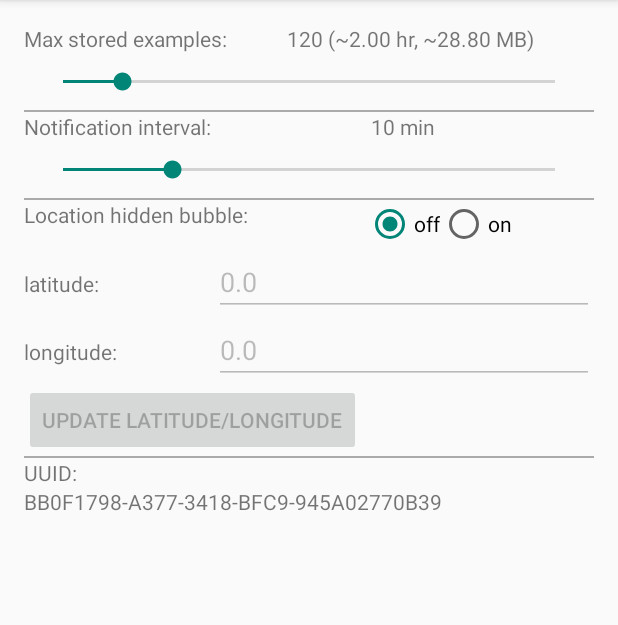
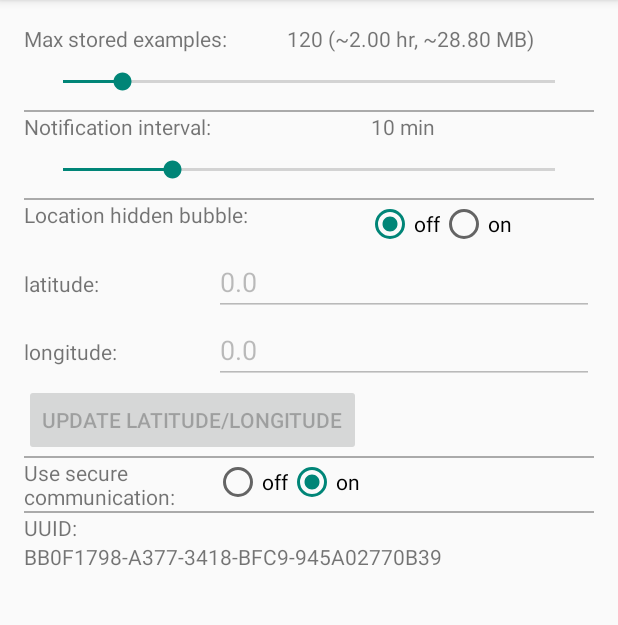
Before and after one commit to cal-ucsd/ExtraSensoryAndroid, an Android app: the screen it shows after launch (SettingsActivity), in the options menu, after a tap on "Settings", on a phone screen of 412 x 824 dp, the part 84-709 px from its top. Run offline under Robolectric (Android 15) with nearby library versions, the phone set to English and light mode, and no system bars; pictures from the network do not load.

Commit message:
settings: added "last-resourt" option to set the "useHTTPS" value. The default value should be true

```diff
--- a/app/src/main/java/edu/ucsd/calab/extrasensory/network/ESNetworkAccessor.java
+++ b/app/src/main/java/edu/ucsd/calab/extrasensory/network/ESNetworkAccessor.java
@@ -86,7 +86,7 @@ public class ESNetworkAccessor {
 
     private static final String FEEDBACK_FILE_EXTENSION = ".feedback";
 
-    private boolean _useHttps = false;
+    private boolean _useHttps = true;
     private SSLContext _sslContext = null;
     private boolean shouldSendWithHttps() {
         return _useHttps && (_sslContext != null);
@@ -274,6 +274,18 @@ public class ESNetworkAccessor {
         }
 
         return _theSingleNetworkAccessor;
+    }
+
+    public boolean get_useHttps() {
+        return _useHttps;
+    }
+
+    public void set_useHttps(boolean useHttps) {
+        _useHttps = useHttps;
+        if (_useHttps && _sslContext == null) {
+            prepareTLSContext();
+        }
+        Log.d(LOG_TAG,"Setting use-https to: " + _useHttps);
     }
 
     /**
--- a/app/src/main/java/edu/ucsd/calab/extrasensory/sensors/ESSensorManager.java
+++ b/app/src/main/java/edu/ucsd/calab/extrasensory/sensors/ESSensorManager.java
@@ -656,7 +656,7 @@ public class ESSensorManager
                 zos.putNextEntry(new ZipEntry(MFCC_FILENAME_IN_ZIP));
                 int numBytes;
                 while ((numBytes = fileInputStream.read(buffer)) > 0) {
-                    Log.d(LOG_TAG,"data-zipping. Reading " + numBytes + " from MFCC file to zip.");
+                    //Log.d(LOG_TAG,"data-zipping. Reading " + numBytes + " from MFCC file to zip.");
                     zos.write(buffer,0,numBytes);
                 }
                 zos.closeEntry();
--- a/app/src/main/java/edu/ucsd/calab/extrasensory/ui/SettingsActivity.java
+++ b/app/src/main/java/edu/ucsd/calab/extrasensory/ui/SettingsActivity.java
@@ -14,6 +14,7 @@ import android.widget.TextView;
 
 import edu.ucsd.calab.extrasensory.R;
 import edu.ucsd.calab.extrasensory.data.ESSettings;
+import edu.ucsd.calab.extrasensory.network.ESNetworkAccessor;
 
 public class SettingsActivity extends BaseActivity {
 
@@ -105,6 +106,23 @@ public class SettingsActivity extends BaseActivity {
             }
         });
 
+        RadioGroup useHttpsRG = (RadioGroup)findViewById(R.id.radio_group_use_https);
+        useHttpsRG.setOnCheckedChangeListener(new RadioGroup.OnCheckedChangeListener() {
+            @Override
+            public void onCheckedChanged(RadioGroup group, int checkedId) {
+                switch (checkedId) {
+                    case R.id.radio_https_on:
+                        ESNetworkAccessor.getESNetworkAccessor().set_useHttps(true);
+                        break;
+                    case R.id.radio_https_off:
+                        ESNetworkAccessor.getESNetworkAccessor().set_useHttps(false);
+                        break;
+                    default:
+                        Log.e(LOG_TAG,"got unexpected id for radio group of Https");
+                }
+            }
+        });
+
         setDisplayedContent();
     }
 
@@ -146,6 +164,15 @@ public class SettingsActivity extends BaseActivity {
             latitudeEdit.setEnabled(false);
             longitudeEdit.setEnabled(false);
             updateLatLongButton.setEnabled(false);
+        }
+
+        boolean useHttps = ESNetworkAccessor.getESNetworkAccessor().get_useHttps();
+        RadioGroup useHttpsRG = (RadioGroup)findViewById(R.id.radio_group_use_https);
+        if (useHttps) {
+            useHttpsRG.check(R.id.radio_https_on);
+        }
+        else {
+            useHttpsRG.check(R.id.radio_https_off);
         }
 
         // Set the UUID:
--- a/app/src/main/res/layout/activity_setting.xml
+++ b/app/src/main/res/layout/activity_setting.xml
@@ -133,6 +133,38 @@
         android:layout_height="1dp"
         android:background="@android:color/darker_gray"/>
 
+    <LinearLayout
+        android:layout_width="match_parent"
+        android:layout_height="wrap_content"
+        android:orientation="horizontal">
+        <TextView
+            android:layout_width="0dp"
+            android:layout_weight="1"
+            android:layout_height="wrap_content"
+            android:text="@string/use_secure_communication"/>
+        <RadioGroup xmlns:android="http://schemas.android.com/apk/res/android"
+            android:id="@+id/radio_group_use_https"
+            android:layout_width="0dp"
+            android:layout_weight="2"
+            android:layout_height="wrap_content"
+            android:orientation="horizontal">
+            <RadioButton android:id="@+id/radio_https_off"
+                android:layout_width="wrap_content"
+                android:layout_height="wrap_content"
+                android:text="@string/https_off"/>
+            <RadioButton android:id="@+id/radio_https_on"
+                android:layout_width="wrap_content"
+                android:layout_height="wrap_content"
+                android:text="@string/https_on"/>
+        </RadioGroup>
+    </LinearLayout>
+
+
+    <View
+        android:layout_width="fill_parent"
+        android:layout_height="1dp"
+        android:background="@android:color/darker_gray"/>
+
     <TextView
         android:layout_width="wrap_content"
         android:layout_height="wrap_content"
--- a/app/src/main/res/values/strings.xml
+++ b/app/src/main/res/values/strings.xml
@@ -41,5 +41,8 @@
     <string name="longitude_label">longitude:</string>
     <string name="location_bubble_update_button_label">Update latitude/longitude</string>
     <string name="currently_waiting_feedback_text">Waiting to send feedback:</string>
+    <string name="use_secure_communication">Use secure communication:</string>
+    <string name="https_on">on</string>
+    <string name="https_off">off</string>
 
 </resources>
```
